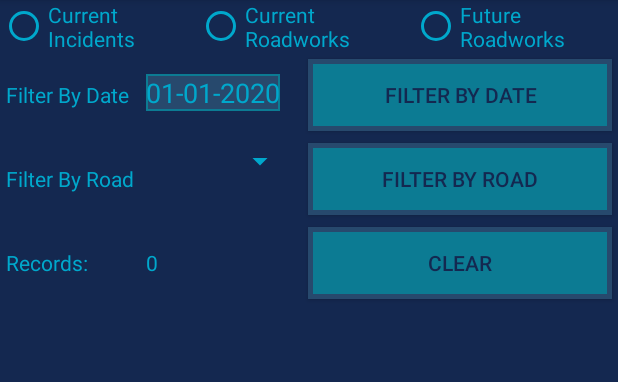
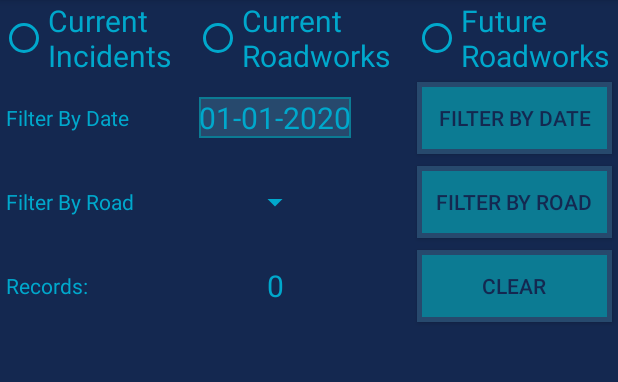
Before and after one commit to alexandercarruthers/TrafScot, an Android app: the screen it shows after launch (MainActivity), on a phone screen of 412 x 824 dp, the part 84-466 px from its top. Run offline under Robolectric (Android 15) with nearby library versions, the phone set to English and light mode, and no system bars; 2 statements that could not run were skipped.

Commit message:
grid layout on main updated

```diff
--- a/app/src/main/res/layout/activity_main.xml
+++ b/app/src/main/res/layout/activity_main.xml
@@ -24,6 +24,7 @@
             android:layout_height="wrap_content"
             android:orientation="horizontal"
 
+
             >
 
             <RadioButton
@@ -33,7 +34,8 @@
                 android:text="Current Incidents"
                 android:textColor="@color/text"
                 android:buttonTint="@color/text"
-                android:layout_weight="1"/>
+                android:layout_weight="1"
+                android:textSize="20sp" />
 
             <RadioButton
                 android:id="@+id/radioCurrentRoadworks"
@@ -42,7 +44,8 @@
                 android:text="Current Roadworks"
                 android:textColor="@color/text"
                 android:buttonTint="@color/text"
-                android:layout_weight="1"/>
+                android:layout_weight="1"
+                android:textSize="20sp" />
 
             <RadioButton
                 android:id="@+id/radioFutureRoadworks"
@@ -51,126 +54,136 @@
                 android:text="Future Roadworks"
                 android:textColor="@color/text"
                 android:buttonTint="@color/text"
-                android:layout_weight="1"/>
+                android:layout_weight="1"
+                android:textSize="20sp" />
 
 
         </RadioGroup>
 
     </LinearLayout>
+
+
     <GridLayout
         android:id="@+id/GridLayout1"
-        android:layout_width="fill_parent"
+        android:layout_width="match_parent"
         android:layout_height="wrap_content"
+        android:layout_gravity="center"
         android:columnCount="3"
+        android:horizontalSpacing="40sp"
+        android:orientation="horizontal"
         android:rowCount="4"
-        android:orientation="horizontal"
         android:useDefaultMargins="true"
         android:verticalSpacing="40sp"
-        android:horizontalSpacing="40sp"
-        tools:context=".GridXMLActivity" >
+        tools:context=".GridXMLActivity">
 
+
+        <Button
+            android:id="@+id/btnFilterDate"
+            android:layout_width="130sp"
+            android:layout_height="wrap_content"
+            android:layout_row="0"
+            android:layout_column="2"
+            android:background="@drawable/button"
+            android:padding="10sp"
+            android:text="Filter by Date"
+            android:layout_gravity="right|clip_horizontal"
+            android:textColor="@color/mainBG" />
+
+        <Button
+            android:id="@+id/btnFilterRoad"
+            android:layout_width="130sp"
+            android:layout_height="wrap_content"
+            android:layout_gravity="right|clip_horizontal"
+            android:layout_row="1"
+            android:layout_column="2"
+            android:background="@drawable/button"
+            android:padding="10sp"
+            android:text="Filter by Road"
+            android:textColor="@color/mainBG" />
+
+
+        <Button
+            android:id="@+id/btnClear"
+            android:layout_width="130sp"
+            android:layout_height="wrap_content"
+            android:layout_row="2"
+            android:layout_column="2"
+            android:layout_gravity="right|clip_horizontal"
+            android:background="@drawable/button"
+            android:text="Clear"
+            android:textColor="@color/mainBG" />
+
+        <EditText
+            android:id="@+id/txtFilterDate"
+            android:layout_width="wrap_content"
+            android:layout_height="wrap_content"
+            android:layout_row="0"
+            android:layout_column="1"
+            android:layout_columnWeight="1"
+            android:layout_gravity="center"
+            android:background="@drawable/textview"
+            android:cursorVisible="false"
+            android:focusable="false"
+            android:focusableInTouchMode="true"
+            android:inputType="none"
+            android:text="@string/date_placeholder"
+            android:textColor="@color/text"
+            android:textSize="20sp" />
+
+        <Spinner
+            android:id="@+id/trunkRoadSpinner"
+            android:layout_width="wrap_content"
+            android:layout_columnWeight="1"
+            android:layout_gravity="center"
+            android:layout_height="wrap_content"
+            android:layout_row="1"
+            android:layout_column="1"
+            android:backgroundTint="@color/text"
+            android:spinnerMode="dialog"
+            android:textColor="@color/text"
+            android:textSize="20sp" />
+
+        <TextView
+            android:id="@+id/placeholderFilterRoad"
+            android:layout_width="wrap_content"
+            android:layout_height="wrap_content"
+            android:layout_row="1"
+            android:layout_column="0"
+            android:text="Filter By Road"
+            android:textColor="@color/text" />
 
         <TextView
             android:id="@+id/placeholderFilterDate"
             android:layout_width="wrap_content"
             android:layout_height="wrap_content"
+            android:layout_row="0"
+            android:layout_column="0"
             android:text="Filter By Date"
-            android:textColor="@color/text"
-            android:layout_column="0"
-            android:layout_row="0"
-            />
-        <EditText
-            android:id="@+id/txtFilterDate"
-            android:layout_width="wrap_content"
-            android:layout_height="wrap_content"
-            android:text="@string/date_placeholder"
-            android:background="@drawable/textview"
-            android:textColor="@color/text"
-            android:layout_column="1"
-            android:layout_row="0"
-            android:inputType="none"
-            android:focusableInTouchMode="true"
-            android:cursorVisible="false"
-            android:focusable="false"
-            />
+            android:textColor="@color/text" />
 
-
-        <Button
-            android:id="@+id/btnFilterDate"
-            android:layout_width="wrap_content"
-            android:layout_height="wrap_content"
-            android:layout_gravity="fill_horizontal"
-
-            android:layout_row="0"
-            android:layout_column="2"
-            android:background="@drawable/button"
-            android:text="Filter by Date"
-
-            android:textColor="@color/mainBG" />
-
-        <TextView
-            android:id="@+id/placeholderFilterRoad"
-            android:layout_width="wrap_content"
-            android:layout_height="wrap_content"
-            android:text="Filter By Road"
-            android:textColor="@color/text"
-            android:layout_column="0"
-            android:layout_row="1"
-            />
-
-        <Spinner
-            android:id="@+id/trunkRoadSpinner"
-            android:layout_width="100sp"
-            android:layout_height="wrap_content"
-            android:layout_gravity="fill_horizontal"
-            android:spinnerMode="dialog"
-            android:textColor="@color/text"
-            android:backgroundTint="@color/text"
-            android:layout_column="1"
-            android:layout_row="1"/>
-        <Button
-            android:id="@+id/btnFilterRoad"
-            android:layout_width="wrap_content"
-            android:layout_height="wrap_content"
-            android:layout_gravity="fill_horizontal"
-            android:text="Filter by Road"
-            android:textColor="@color/mainBG"
-            android:background="@drawable/button"
-            android:layout_column="2"
-            android:layout_row="1"/>
-
-        <Button
-            android:id="@+id/btnClear"
-            android:layout_width="wrap_content"
-            android:layout_height="wrap_content"
-            android:layout_gravity="fill_horizontal"
-            android:text="Clear"
-            android:textColor="@color/mainBG"
-            android:background="@drawable/button"
-            android:layout_column="2"
-            android:layout_row="2"/>
         <TextView
             android:id="@+id/placeholderRecords"
             android:layout_width="wrap_content"
             android:layout_height="wrap_content"
+            android:layout_row="2"
+            android:layout_column="0"
             android:layout_alignParentTop="true"
             android:text="@string/records_placeholder"
-            android:textColor="@color/text"
-            android:layout_column="0"
-            android:layout_row="2"/>
+            android:textColor="@color/text" />
+
         <TextView
             android:id="@+id/txtRecords"
             android:layout_width="wrap_content"
             android:layout_height="wrap_content"
+            android:layout_row="2"
+            android:layout_column="1"
+            android:layout_columnWeight="1"
+            android:layout_gravity="center"
             android:layout_alignParentTop="true"
             android:text="0"
-            android:textColor="@color/text"
-            android:layout_column="1"
-            android:layout_row="2"/>
+            android:textSize="20sp"
+            android:textColor="@color/text" />
     </GridLayout>
-
-
-
 
     <ExpandableListView
         android:id="@+id/simpleExpandableListView"
```
